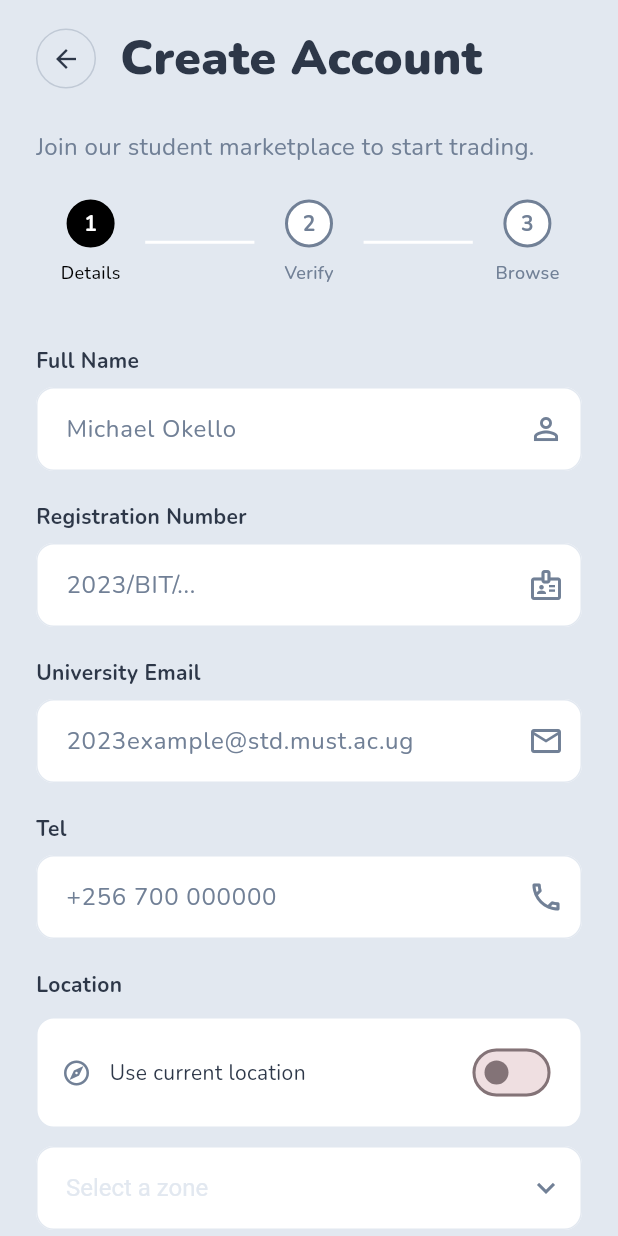
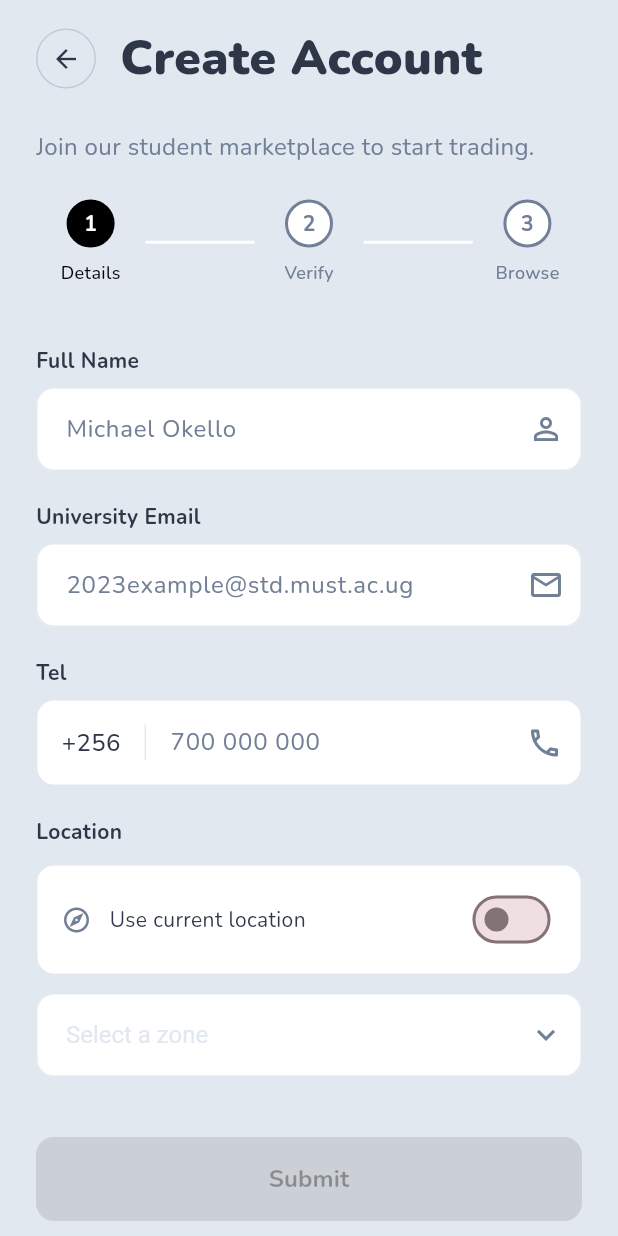
Before and after one commit to kie78/tukwatagane, a Flutter app: the SignupScreen screen opened directly, on a phone screen of 412 x 824 dp. Run offline on Flutter 3.47's test engine with Material 3 defaults, Android fonts, the phone set to English and light mode, and no system bars; our stand-ins replace dio, flutter_dotenv, flutter_secure_storage, geolocator, google_fonts, google_maps_flutter and 3 more; missing offline and left inert: stomp_dart_client; accounts and stored records are empty; network calls fail.

Commit message:
signup validators

```diff
--- a/lib/categoryListings.dart
+++ b/lib/categoryListings.dart
@@ -231,7 +231,7 @@ class _CategoryListingsScreenState extends State<CategoryListingsScreen> {
     final totalH = bodyH + stemH;
     final recorder = ui.PictureRecorder();
     final canvas = Canvas(recorder);
-    const orange = Color(0xFFFF6B35);
+    const orange = Color(0xFF000000);
 
     // Shadow
     canvas.drawRRect(
--- a/lib/core/validation/signup_validators.dart
+++ b/lib/core/validation/signup_validators.dart
@@ -1,7 +1,6 @@
 class SignupValidators {
   static final RegExp _emailShape = RegExp(r'^[^@\s]+@[^@\s]+\.[^@\s]+$');
   static final RegExp _regNumberShape = RegExp(r'^[A-Za-z0-9/.-]{5,30}$');
-  static final RegExp _phoneShape = RegExp(r'^\+?[0-9]{9,15}$');
 
   static String? validateFullName(String value) {
     final v = value.trim();
@@ -29,12 +28,12 @@ class SignupValidators {
     return null;
   }
 
+  // Validates just the 9-digit suffix after the +256 prefix.
   static String? validatePhone(String value) {
-    final normalized = value.replaceAll(RegExp(r'\s+'), '').trim();
-    if (normalized.isEmpty) return 'Phone number is required.';
-    if (!_phoneShape.hasMatch(normalized)) {
-      return 'Enter a valid phone number.';
-    }
+    final v = value.trim();
+    if (v.isEmpty) return 'Phone number is required.';
+    if (v.length > 9) return 'Too many digits — enter exactly 9.';
+    if (v.length < 9) return 'Enter valid phone number.';
     return null;
   }
 
--- a/lib/searchResults.dart
+++ b/lib/searchResults.dart
@@ -187,7 +187,7 @@ class _SearchResultsScreenState extends State<SearchResultsScreen> {
     final totalH = bodyH + stemH;
     final recorder = ui.PictureRecorder();
     final canvas = Canvas(recorder);
-    const orange = Color(0xFFFF6B35);
+    const orange = Color(0xFF000000);
 
     // Shadow
     canvas.drawRRect(
--- a/lib/signup.dart
+++ b/lib/signup.dart
@@ -1,4 +1,5 @@
 import 'package:flutter/material.dart';
+import 'package:flutter/services.dart';
 import 'package:geolocator/geolocator.dart';
 import 'package:dio/dio.dart';
 import 'main.dart';
@@ -20,18 +21,17 @@ class SignupScreen extends StatefulWidget {
 
 class _SignupScreenState extends State<SignupScreen> {
   final TextEditingController _fullNameController = TextEditingController();
-  final TextEditingController _regNumberController = TextEditingController();
   final TextEditingController _emailController = TextEditingController();
   final TextEditingController _phoneController = TextEditingController();
 
   bool _fullNameTouched = false;
-  bool _regNumberTouched = false;
   bool _emailTouched = false;
   bool _phoneTouched = false;
   String? _fullNameError;
-  String? _regNumberError;
   String? _emailError;
   String? _phoneError;
+
+  final FocusNode _phoneFocusNode = FocusNode();
 
   bool _useCurrentLocation = false;
   String? _currentLocationText;
@@ -44,9 +44,9 @@ class _SignupScreenState extends State<SignupScreen> {
   void initState() {
     super.initState();
     _fullNameController.addListener(_onFullNameChanged);
-    _regNumberController.addListener(_onRegNumberChanged);
     _emailController.addListener(_onEmailChanged);
     _phoneController.addListener(_onPhoneChanged);
+    _phoneFocusNode.addListener(() => setState(() {}));
   }
 
   void _onFullNameChanged() {
@@ -54,15 +54,6 @@ class _SignupScreenState extends State<SignupScreen> {
       _fullNameTouched = true;
       _fullNameError = SignupValidators.validateFullName(
         _fullNameController.text,
-      );
-    });
-  }
-
-  void _onRegNumberChanged() {
-    setState(() {
-      _regNumberTouched = true;
-      _regNumberError = SignupValidators.validateRegistrationNumber(
-        _regNumberController.text,
       );
     });
   }
@@ -86,24 +77,17 @@ class _SignupScreenState extends State<SignupScreen> {
   bool get _canSubmitForm {
     final fullNameValid =
         SignupValidators.validateFullName(_fullNameController.text) == null;
-    final regValid =
-        SignupValidators.validateRegistrationNumber(_regNumberController.text) ==
-        null;
     final emailValid =
         SignupValidators.validateUniversityEmail(_emailController.text) == null;
     final phoneValid = SignupValidators.validatePhone(_phoneController.text) == null;
-    return fullNameValid && regValid && emailValid && phoneValid;
+    return fullNameValid && emailValid && phoneValid;
   }
 
   void _validateAllVisibleFields() {
     _fullNameTouched = true;
-    _regNumberTouched = true;
     _emailTouched = true;
     _phoneTouched = true;
     _fullNameError = SignupValidators.validateFullName(_fullNameController.text);
-    _regNumberError = SignupValidators.validateRegistrationNumber(
-      _regNumberController.text,
-    );
     _emailError = SignupValidators.validateUniversityEmail(_emailController.text);
     _phoneError = SignupValidators.validatePhone(_phoneController.text);
   }
@@ -111,11 +95,10 @@ class _SignupScreenState extends State<SignupScreen> {
   @override
   void dispose() {
     _fullNameController.removeListener(_onFullNameChanged);
-    _regNumberController.removeListener(_onRegNumberChanged);
     _emailController.removeListener(_onEmailChanged);
     _phoneController.removeListener(_onPhoneChanged);
+    _phoneFocusNode.dispose();
     _fullNameController.dispose();
-    _regNumberController.dispose();
     _emailController.dispose();
     _phoneController.dispose();
     super.dispose();
@@ -206,9 +189,8 @@ class _SignupScreenState extends State<SignupScreen> {
 
   Future<void> _submit() async {
     final fullName = _fullNameController.text.trim();
-    final regNumber = _regNumberController.text.trim();
     final email = _emailController.text.trim();
-    final phone = _phoneController.text.trim();
+final phone = '+256${_phoneController.text.trim()}';
 
     setState(_validateAllVisibleFields);
     if (!_canSubmitForm) {
@@ -228,7 +210,6 @@ class _SignupScreenState extends State<SignupScreen> {
     try {
       final body = <String, dynamic>{
         'fullName': fullName,
-        'registrationNumber': regNumber,
         'email': email,
         'phoneNumber': phone,
         'campus': 'main',
@@ -338,16 +319,6 @@ class _SignupScreenState extends State<SignupScreen> {
                   keyboardType: TextInputType.name,
                 ),
                 SizedBox(height: 20),
-                // Registration Number Field
-                _buildInputField(
-                  label: 'Registration Number',
-                  controller: _regNumberController,
-                  hintText: '2023/BIT/...',
-                  icon: Icons.badge_outlined,
-                  errorText: _regNumberTouched ? _regNumberError : null,
-                  keyboardType: TextInputType.text,
-                ),
-                SizedBox(height: 20),
                 // University Email Field
                 _buildInputField(
                   label: 'University Email',
@@ -359,14 +330,7 @@ class _SignupScreenState extends State<SignupScreen> {
                 ),
                 SizedBox(height: 20),
                 // Tel (Phone) Field
-                _buildInputField(
-                  label: 'Tel',
-                  controller: _phoneController,
-                  hintText: '+256 700 000000',
-                  icon: Icons.phone_outlined,
-                  errorText: _phoneTouched ? _phoneError : null,
-                  keyboardType: TextInputType.phone,
-                ),
+                _buildPhoneField(),
                 SizedBox(height: 20),
                 // Location Section
                 _buildLocationSection(),
@@ -443,6 +407,83 @@ class _SignupScreenState extends State<SignupScreen> {
           ),
         ),
       ),
+    );
+  }
+
+  Widget _buildPhoneField() {
+    final hasError = _phoneTouched && _phoneError != null;
+    final isFocused = _phoneFocusNode.hasFocus;
+    final borderColor = hasError
+        ? AppColors.of(context).darkGray
+        : isFocused
+            ? AppColors.of(context).primary
+            : AppColors.of(context).lightGray;
+    final borderWidth = (hasError || isFocused) ? 2.0 : 1.0;
+
+    return Column(
+      crossAxisAlignment: CrossAxisAlignment.start,
+      children: [
+        Text(
+          'Tel',
+          style: TextStyle(
+            color: AppColors.of(context).darkGray,
+            fontSize: 14,
+            fontWeight: FontWeight.bold,
+          ),
+        ),
+        SizedBox(height: 8),
+        Container(
+          decoration: BoxDecoration(
+            color: AppColors.of(context).white,
+            borderRadius: BorderRadius.circular(12),
+            border: Border.all(color: borderColor, width: borderWidth),
+          ),
+          child: Row(
+            crossAxisAlignment: CrossAxisAlignment.center,
+            children: [
+              Padding(
+                padding: const EdgeInsets.symmetric(horizontal: 16, vertical: 16),
+                child: Text(
+                  '+256',
+                  style: TextStyle(
+                    color: AppColors.of(context).darkGray,
+                    fontSize: 16,
+                    fontWeight: FontWeight.w500,
+                  ),
+                ),
+              ),
+              Container(width: 1, height: 24, color: AppColors.of(context).lightGray),
+              Expanded(
+                child: TextField(
+                  controller: _phoneController,
+                  focusNode: _phoneFocusNode,
+                  keyboardType: TextInputType.number,
+                  inputFormatters: [FilteringTextInputFormatter.digitsOnly],
+                  decoration: InputDecoration(
+                    hintText: '700 000 000',
+                    hintStyle: TextStyle(color: AppColors.of(context).mediumGray),
+                    suffixIcon: Icon(Icons.phone_outlined, color: AppColors.of(context).mediumGray),
+                    border: InputBorder.none,
+                    enabledBorder: InputBorder.none,
+                    focusedBorder: InputBorder.none,
+                    contentPadding: const EdgeInsets.symmetric(horizontal: 16, vertical: 16),
+                  ),
+                ),
+              ),
+            ],
+          ),
+        ),
+        if (hasError) ...[
+          SizedBox(height: 6),
+          Padding(
+            padding: const EdgeInsets.only(left: 12),
+            child: Text(
+              _phoneError!,
+              style: TextStyle(color: AppColors.of(context).darkGray, fontSize: 12),
+            ),
+          ),
+        ],
+      ],
     );
   }
 
```
Also changed, not shown: lib/userProfile.dart (+7 -56 lines), assets/images/Logo.png (deleted), assets/images/use_case_diagram.png (added), assets/images/use_case_plantuml.png (added), assets/images/user_flows.png (added), assets/images/user_flows_simple.png (added), 1 other file.
